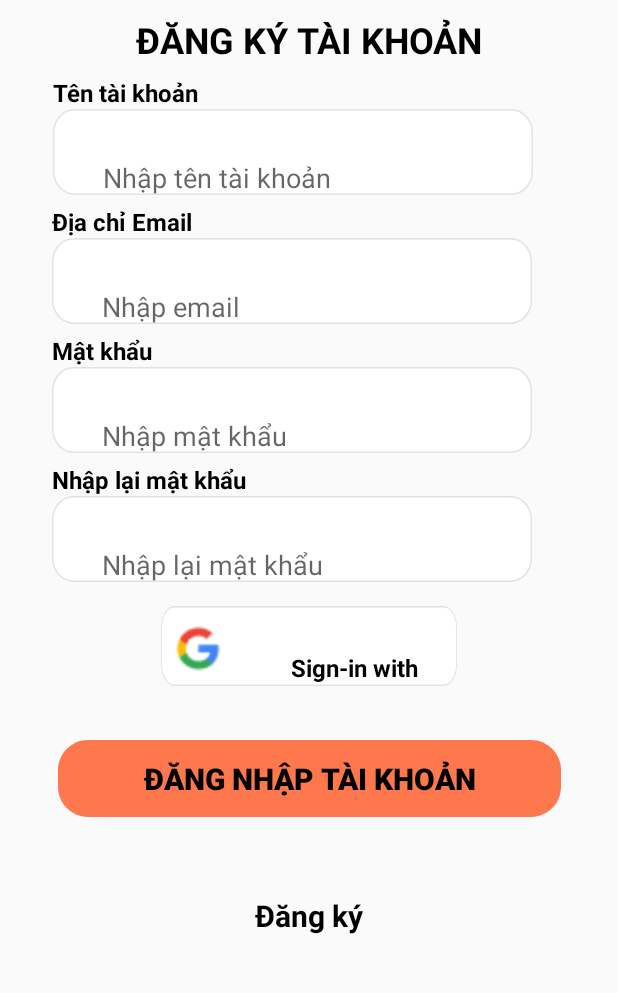
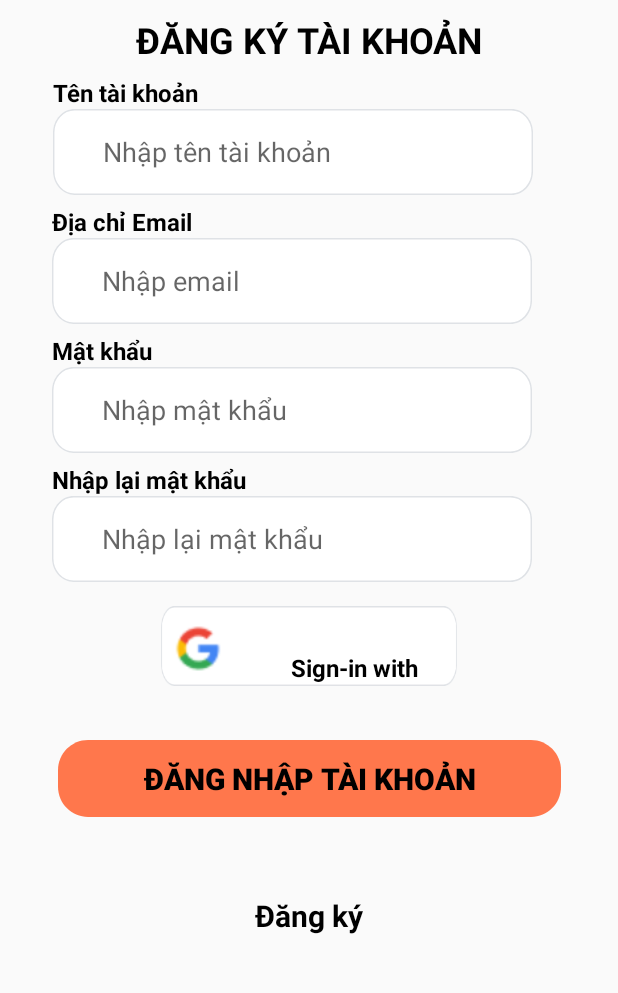
Before and after one commit to VoMinhPhuong/project-android-2022, an Android app: the layout activity_register.xml on its own in the app's theme, with its tools: preview values and no code run, on a phone screen of 412 x 824 dp, the part 179-1172 px from its top. Run offline under Robolectric (Android 15) with nearby library versions, the phone set to English and light mode, and no system bars.

Commit message:
feature/login_register

```diff
--- a/app/build.gradle
+++ b/app/build.gradle
@@ -1,6 +1,7 @@
 plugins {
     id 'com.android.application'
     id 'com.google.gms.google-services'
+    id 'com.google.firebase.firebase-perf'
 }
 
 android {
@@ -36,4 +37,8 @@ dependencies {
     testImplementation 'junit:junit:4.13.2'
     androidTestImplementation 'androidx.test.ext:junit:1.1.3'
     androidTestImplementation 'androidx.test.espresso:espresso-core:3.4.0'
+    implementation 'com.google.firebase:firebase-database:20.0.4'
+    implementation platform('com.google.firebase:firebase-bom:29.3.0')
+    implementation 'com.google.firebase:firebase-auth'
+
 }
--- a/app/src/main/res/layout/activity_register.xml
+++ b/app/src/main/res/layout/activity_register.xml
@@ -3,7 +3,9 @@
     xmlns:app="http://schemas.android.com/apk/res-auto"
     xmlns:tools="http://schemas.android.com/tools"
     android:layout_width="match_parent"
-    android:layout_height="match_parent">
+    android:layout_height="match_parent"
+    android:fitsSystemWindows="true"
+    tools:context=".gui.registerActivity">
 
     <ImageView
         android:id="@+id/imageView"
@@ -46,14 +48,13 @@
         app:layout_constraintTop_toBottomOf="@+id/imageView"
         app:layout_constraintVertical_bias="0.015" />
 
-    <TextView
-        android:id="@+id/button2"
+    <EditText
+        android:id="@+id/register_txttentaikhoan"
         android:layout_width="320dp"
         android:layout_height="57dp"
         android:background="@drawable/boder_button_2"
         android:hint="Nhập tên tài khoản"
         android:paddingLeft="50px"
-        android:paddingTop="50px"
         android:textSize="18dp"
         app:layout_constraintBottom_toBottomOf="parent"
         app:layout_constraintEnd_toEndOf="parent"
@@ -118,44 +119,41 @@
         android:textStyle="bold"
         app:layout_constraintEnd_toEndOf="parent"
         app:layout_constraintHorizontal_bias="0.0"
-        app:layout_constraintStart_toStartOf="@+id/button6"
+        app:layout_constraintStart_toStartOf="@+id/register_txtmatkhau"
         app:layout_constraintTop_toBottomOf="@+id/textView10" />
 
-    <TextView
-        android:id="@+id/button2"
+    <EditText
+        android:id="@+id/register_txtnhaplaimatkhau"
         android:layout_width="320dp"
         android:layout_height="57dp"
         android:background="@drawable/boder_button_2"
         android:hint="Nhập lại mật khẩu"
         android:paddingLeft="50px"
-        android:paddingTop="50px"
         android:textSize="18dp"
         app:layout_constraintEnd_toEndOf="@+id/button2"
         app:layout_constraintHorizontal_bias="0.0"
         app:layout_constraintStart_toStartOf="@+id/textView10"
         app:layout_constraintTop_toBottomOf="@+id/textView11" />
 
-    <TextView
-        android:id="@+id/button6"
+    <EditText
+        android:id="@+id/register_txtmatkhau"
         android:layout_width="320dp"
         android:layout_height="57dp"
         android:background="@drawable/boder_button_2"
         android:hint="Nhập mật khẩu"
         android:paddingLeft="50px"
-        android:paddingTop="50px"
         android:textSize="18dp"
         app:layout_constraintEnd_toEndOf="@+id/button4"
         app:layout_constraintStart_toStartOf="@+id/textView10"
         app:layout_constraintTop_toBottomOf="@+id/textView10" />
 
-    <TextView
-        android:id="@+id/button4"
+    <EditText
+        android:id="@+id/register_txtemail"
         android:layout_width="320dp"
         android:layout_height="57dp"
         android:background="@drawable/boder_button_2"
         android:hint="Nhập email"
         android:paddingLeft="50px"
-        android:paddingTop="50px"
         android:textSize="18dp"
         app:layout_constraintEnd_toEndOf="@+id/button2"
         app:layout_constraintHorizontal_bias="0.0"
@@ -163,7 +161,7 @@
         app:layout_constraintTop_toBottomOf="@+id/textView9" />
 
     <Button
-        android:id="@+id/button"
+        android:id="@+id/register_btnlogin"
         android:layout_width="wrap_content"
         android:layout_height="wrap_content"
         android:background="@drawable/boder_button"
@@ -181,7 +179,7 @@
         app:layout_constraintVertical_bias="0.183" />
 
     <TextView
-        android:id="@+id/textView8"
+        android:id="@+id/register_btnresister"
         android:layout_width="wrap_content"
         android:layout_height="wrap_content"
         android:text="Đăng ký"
@@ -191,7 +189,7 @@
         app:layout_constraintBottom_toBottomOf="parent"
         app:layout_constraintEnd_toEndOf="parent"
         app:layout_constraintStart_toStartOf="parent"
-        app:layout_constraintTop_toBottomOf="@+id/button"
+        app:layout_constraintTop_toBottomOf="@+id/register_btnlogin"
         app:layout_constraintVertical_bias="0.393" />
 
     <TextView
@@ -208,7 +206,7 @@
         android:textStyle="bold"
         app:layout_constraintEnd_toEndOf="parent"
         app:layout_constraintStart_toStartOf="parent"
-        app:layout_constraintTop_toBottomOf="@+id/button2" />
+        app:layout_constraintTop_toBottomOf="@+id/register_txtnhaplaimatkhau" />
 
     <ImageView
         android:id="@+id/imageView3"
--- a/build.gradle
+++ b/build.gradle
@@ -3,12 +3,14 @@ buildscript {
     repositories {
         // Check that you have the following line (if not, add it):
         google()  // Google's Maven repository
+        mavenCentral()
 
     }
     dependencies {
         // Add this line
         classpath 'com.google.gms:google-services:4.3.10'
-
+        classpath "com.android.tools.build:gradle:7.0.4"
+        classpath 'com.google.firebase:perf-plugin:1.4.1'
     }
 }
 
```
Also changed, not shown: app/src/main/AndroidManifest.xml (+18 -4 lines), app/src/main/java/com/example/appsellcake/gui/MainActivity.java (+28 -1 lines), app/src/main/java/com/example/appsellcake/gui/loginActivity.java (added, +72 -0 lines), app/src/main/java/com/example/appsellcake/gui/registerActivity.java (added, +103 -0 lines), app/src/main/res/layout/activity_login.xml (+14 -11 lines).
